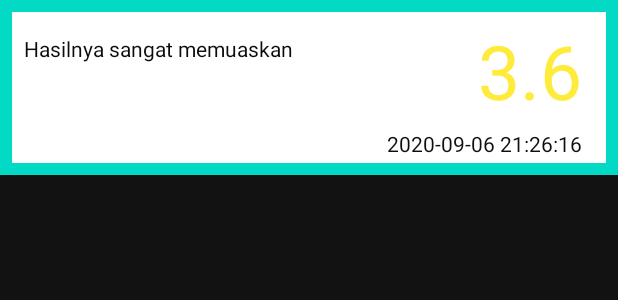
After one commit to reizdendy/tublessin-montir-android, an Android app: the layout rating_recycle_view.xml on its own in the app's theme, with its tools: preview values and no code run, on a phone screen of 412 x 824 dp. The commit adds this screen. Shown: the top 300 px of the screen. Run offline under Robolectric (Android 15) with nearby library versions, the phone set to English and light mode, and no system bars.

Commit message:
add review recyleview

```diff
--- a/app/build.gradle
+++ b/app/build.gradle
@@ -84,5 +84,8 @@ dependencies {
     implementation 'com.github.dhaval2404:imagepicker:1.7.4'
 
 
+    //Shared Preferences
+    implementation 'com.pixplicity.easyprefs:library:1.9.0'
+
     implementation 'com.google.android.material:material:1.1.0-rc02'
 }
--- a/app/src/main/AndroidManifest.xml
+++ b/app/src/main/AndroidManifest.xml
@@ -18,7 +18,8 @@
         android:roundIcon="@mipmap/ic_launcher_round"
         android:supportsRtl="true"
         android:theme="@style/Theme.MaterialComponents.NoActionBar">
-        <activity android:name=".activity.ProfileActivity"></activity>
+        <activity android:name=".activity.ReviewActivity"></activity>
+        <activity android:name=".activity.ProfileActivity" />
         <!--
              The API key for Google Maps-based APIs is defined as a string resource.
              (See the file "res/values/google_maps_api.xml").
--- a/app/src/main/java/com/example/tublessin_montir/activity/LoginActivity.kt
+++ b/app/src/main/java/com/example/tublessin_montir/activity/LoginActivity.kt
@@ -42,7 +42,7 @@ class LoginActivity : AppCompatActivity() {
 //                println(it.account.password)
 //                println(it.account.status_account)
 //                startActivity(Intent(this, MapsActivity::class.java))
-                startActivity(Intent(this, ProfileActivity::class.java))
+                startActivity(Intent(this, ReviewActivity::class.java))
             }
         })
     }
--- a/app/src/main/java/com/example/tublessin_montir/domain/montir/MontirAPI.kt
+++ b/app/src/main/java/com/example/tublessin_montir/domain/montir/MontirAPI.kt
@@ -7,7 +7,7 @@ import retrofit2.http.*
 interface MontirAPI {
 
     @POST("/account/register/montir")
-    fun registerMontir(@Body montirAccount: MontirAccount): Call<MontirResponeMessage>
+    fun registerMontir(@Body montirAccount: MontirAccount ): Call<MontirResponeMessage>
 
     @GET("/montir/profile/detail/{id}")
     fun requestGetMontirDetail(@Path("id") id: String): Call<MontirResponeMessage>
--- /dev/null
+++ b/app/src/main/res/layout/rating_recycle_view.xml
@@ -0,0 +1,62 @@
+<?xml version="1.0" encoding="utf-8"?>
+<androidx.constraintlayout.widget.ConstraintLayout xmlns:android="http://schemas.android.com/apk/res/android"
+    xmlns:app="http://schemas.android.com/apk/res-auto"
+    xmlns:tools="http://schemas.android.com/tools"
+    android:layout_width="match_parent"
+    android:background="@color/colorAccent"
+
+    android:layout_height="wrap_content">
+
+    <androidx.constraintlayout.widget.ConstraintLayout
+        android:id="@+id/linearLayout2"
+        android:layout_width="0dp"
+        android:layout_height="wrap_content"
+        android:layout_marginStart="8dp"
+        android:layout_marginTop="8dp"
+        android:layout_marginEnd="8dp"
+        android:layout_marginBottom="8dp"
+        android:background="@color/whiteTextColor"
+        app:layout_constraintBottom_toBottomOf="parent"
+        app:layout_constraintEnd_toEndOf="parent"
+        app:layout_constraintStart_toStartOf="parent"
+        app:layout_constraintTop_toTopOf="parent">
+
+        <TextView
+            android:id="@+id/date_review"
+            android:layout_width="wrap_content"
+            android:layout_height="wrap_content"
+            android:layout_marginTop="5dp"
+            android:layout_marginEnd="16dp"
+            android:layout_marginBottom="3dp"
+            android:text="2020-09-06 21:26:16"
+            android:textColor="#0E0E0E"
+            app:layout_constraintBottom_toBottomOf="parent"
+            app:layout_constraintEnd_toEndOf="parent"
+            app:layout_constraintTop_toBottomOf="@+id/rating_review" />
+
+        <TextView
+            android:id="@+id/content_review"
+            android:layout_width="0dp"
+            android:layout_height="50dp"
+            android:layout_marginStart="8dp"
+            android:layout_marginTop="1dp"
+            android:text="Hasilnya sangat memuaskan"
+            android:textColor="#0C0C0C"
+            app:layout_constraintBottom_toTopOf="@+id/date_review"
+            app:layout_constraintEnd_toStartOf="@+id/rating_review"
+            app:layout_constraintStart_toStartOf="parent"
+            app:layout_constraintTop_toTopOf="parent" />
+
+        <TextView
+            android:id="@+id/rating_review"
+            android:layout_width="wrap_content"
+            android:layout_height="wrap_content"
+            android:layout_marginTop="5dp"
+            android:layout_marginEnd="16dp"
+            android:text="3.6"
+            android:textColor="#FFEB3B"
+            android:textSize="50sp"
+            app:layout_constraintEnd_toEndOf="parent"
+            app:layout_constraintTop_toTopOf="parent" />
+    </androidx.constraintlayout.widget.ConstraintLayout>
+</androidx.constraintlayout.widget.ConstraintLayout>
```
Also changed, not shown: app/src/main/java/com/example/tublessin_montir/activity/ProfileActivity.kt (+24 -0 lines), app/src/main/java/com/example/tublessin_montir/activity/ReviewActivity.kt (added, +32 -0 lines), app/src/main/java/com/example/tublessin_montir/recyleview/ReviewRecyleAdapter.kt (added, +34 -0 lines), app/src/main/res/drawable/born.xml (added, +42 -0 lines), app/src/main/res/drawable/home.xml (added, +21 -0 lines), app/src/main/res/drawable/pass.xml (added, +27 -0 lines), app/src/main/res/drawable/tick.xml (added, +12 -0 lines), app/src/main/res/layout/activity_profile.xml (+135 -0 lines), app/src/main/res/layout/activity_review.xml (added, +30 -0 lines).
